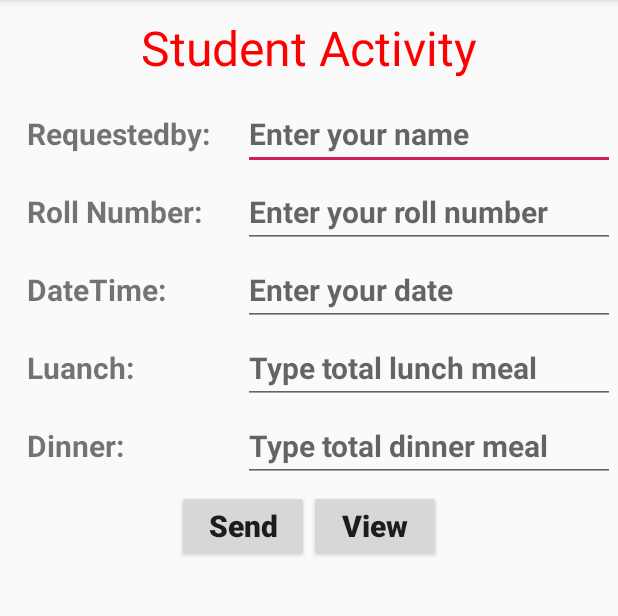
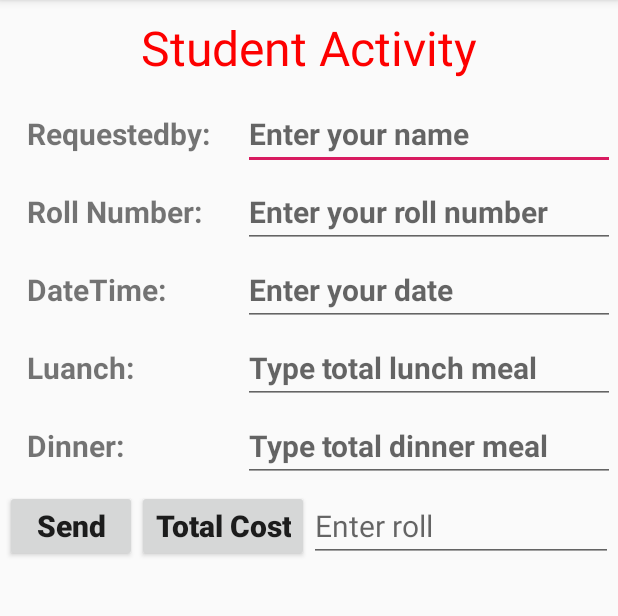
Before and after one commit to sahabubalam/FinalMealProject, an Android app: the StudentActivity screen opened directly, with no data from a screen before it, on a phone screen of 412 x 824 dp, the part 84-700 px from its top. Run offline under Robolectric (Android 15) with nearby library versions, the phone set to English and light mode, and no system bars; our stand-ins replace Firebase (no records; nobody signed in at launch, a user with empty details on screens opened directly).

Commit message:
total meal print

```diff
--- a/app/src/main/AndroidManifest.xml
+++ b/app/src/main/AndroidManifest.xml
@@ -20,7 +20,9 @@
         <activity android:name=".Homepage" />
         <activity android:name=".StudentActivity" />
         <activity android:name=".ManagerActivity" />
-        <activity android:name=".MealActivity"></activity>
+        <activity android:name=".MealActivity" />
+        <activity android:name=".MealCountActivity" />
+        <activity android:name=".PrintOnlyTotalMeal"></activity>
     </application>
 
 </manifest>
--- a/app/src/main/java/com/example/sahabub/finalmealproject/StudentActivity.java
+++ b/app/src/main/java/com/example/sahabub/finalmealproject/StudentActivity.java
@@ -1,5 +1,6 @@
 package com.example.sahabub.finalmealproject;
 
+import android.content.Intent;
 import android.support.v7.app.AppCompatActivity;
 import android.os.Bundle;
 import android.view.View;
@@ -14,8 +15,8 @@ import com.google.firebase.database.FirebaseDatabase;
 
 public class StudentActivity extends AppCompatActivity {
 
-    private EditText requestedbyEditText,rollEditText,dateTimeEditText,lunchEditText,dinnerEditText;
-    private Button sendButton,viewButton;
+    private EditText requestedbyEditText,rollEditText,dateTimeEditText,lunchEditText,dinnerEditText,studentcostEditText;
+    private Button sendButton,totalcostButton;
     DatabaseReference databaseReference;
     DatabaseReference databaseReference2;
     FirebaseAuth auth;
@@ -35,9 +36,32 @@ public class StudentActivity extends AppCompatActivity {
 
         lunchEditText =(EditText) findViewById(R.id.lunchId);
         dinnerEditText =(EditText) findViewById(R.id.dinnerId);
+        studentcostEditText = (EditText)findViewById(R.id.studentCostId);
 
         sendButton =(Button) findViewById(R.id.sendId);
-        viewButton =(Button) findViewById(R.id.ViewId);
+        totalcostButton =(Button) findViewById(R.id.totalcostId);
+
+        totalcostButton.setOnClickListener(new View.OnClickListener() {
+            @Override
+            public void onClick(View v) {
+                String roll = studentcostEditText.getText().toString();
+                Toast.makeText(StudentActivity.this, ""+roll, Toast.LENGTH_SHORT).show();
+                try{
+                    Intent intent = new Intent(StudentActivity.this,MealActivity.class);
+                    intent.putExtra("SendMealRollNumber",roll);
+
+                    int f= 1;
+                    String flag = Integer.toString(f);
+                    intent.putExtra("sendFlag",flag);
+                    Toast.makeText(StudentActivity.this, "flag: "+flag, Toast.LENGTH_SHORT).show();
+                    startActivity(intent);
+
+                }catch (Exception e){
+                    Toast.makeText(StudentActivity.this, ""+e, Toast.LENGTH_SHORT).show();
+                }
+
+            }
+        });
 
         sendButton.setOnClickListener(new View.OnClickListener() {
             @Override
--- a/app/src/main/res/layout/activity_manager.xml
+++ b/app/src/main/res/layout/activity_manager.xml
@@ -50,6 +50,7 @@
            android:layout_width="match_parent"
            android:layout_height="wrap_content"
            android:hint="Enter roll number to see "
+           android:inputType="number"
            />
 
 
--- a/app/src/main/res/layout/activity_student.xml
+++ b/app/src/main/res/layout/activity_student.xml
@@ -150,7 +150,7 @@
             />
     </LinearLayout>
 
-    <RelativeLayout
+    <LinearLayout
         android:gravity="center"
         android:padding="3dp"
         android:layout_width="match_parent"
@@ -169,13 +169,21 @@
             android:layout_width="wrap_content"
             android:layout_height="wrap_content"
             android:layout_toRightOf="@+id/sendId"
-            android:text="View"
+            android:text="Total Cost"
             android:textStyle="bold"
             android:textSize="20sp"
             android:textAllCaps="false"
-            android:id="@+id/ViewId"
+            android:id="@+id/totalcostId"
             />
-    </RelativeLayout>
+        <EditText
+            android:id="@+id/studentCostId"
+            android:layout_width="match_parent"
+            android:layout_height="wrap_content"
+            android:hint="Enter roll"
+            android:inputType="number"
+            android:textSize="20dp"
+            />
+    </LinearLayout>
 
 
 
```
Also changed, not shown: app/src/main/java/com/example/sahabub/finalmealproject/ManagerActivity.java (+6 -2 lines), app/src/main/java/com/example/sahabub/finalmealproject/MealActivity.java (+49 -2 lines), app/src/main/java/com/example/sahabub/finalmealproject/MealCountActivity.java (added, +88 -0 lines), app/src/main/java/com/example/sahabub/finalmealproject/PrintOnlyTotalMeal.java (added, +22 -0 lines), app/src/main/java/com/example/sahabub/finalmealproject/TotalMealAdapter.java (added, +41 -0 lines), app/src/main/res/layout/activity_meal_count.xml (added, +21 -0 lines), app/src/main/res/layout/activity_print_only_total_meal.xml (added, +20 -0 lines), app/src/main/res/layout/sampleresource.xml (added, +31 -0 lines).
